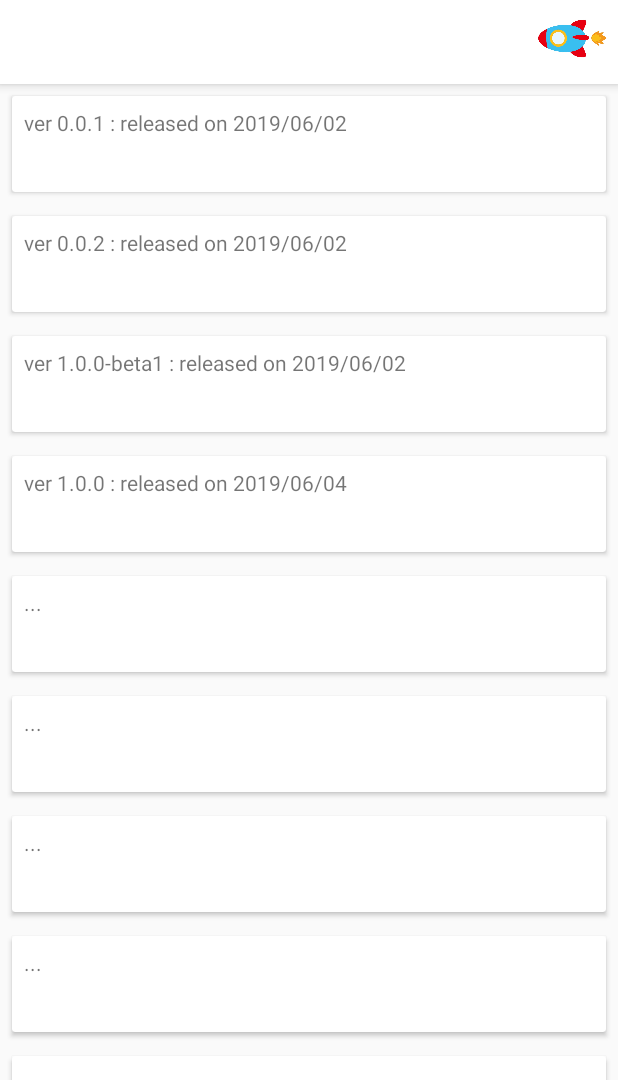
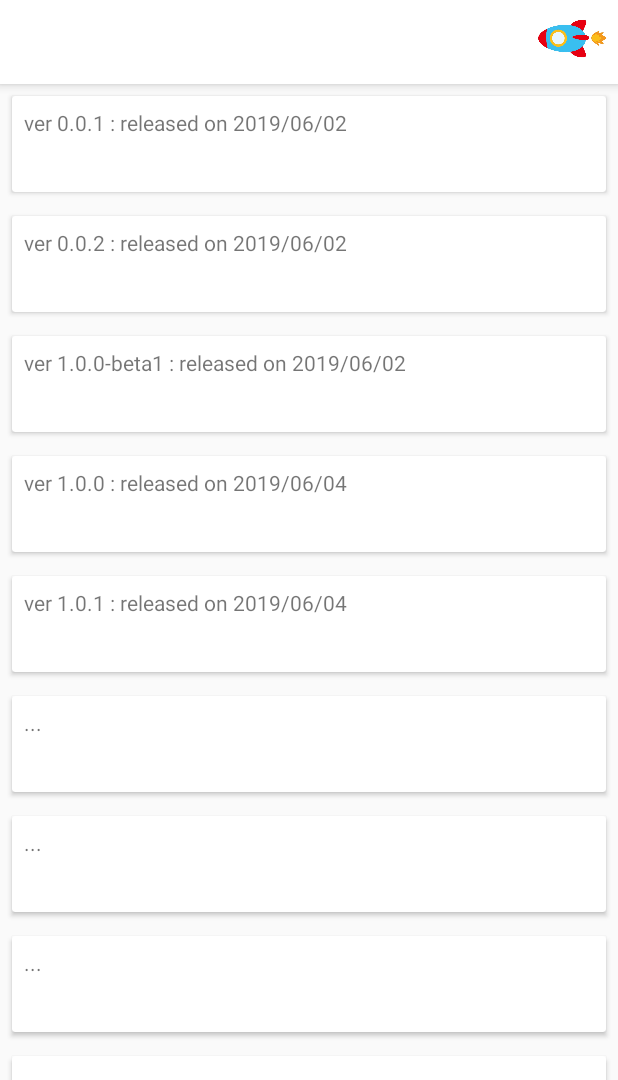
Before and after one commit to rwadada/AnimateAppBarLayout, an Android app: the screen it shows after launch (MainActivity), on a phone screen of 412 x 824 dp, the part 156-1236 px from its top. Run offline under Robolectric (Android 15) with nearby library versions, the phone set to English and light mode, and no system bars.

Commit message:
update example app

```diff
--- a/example/src/main/java/com/example/animateappbarlayout/MainActivity.kt
+++ b/example/src/main/java/com/example/animateappbarlayout/MainActivity.kt
@@ -15,7 +15,7 @@ class MainActivity : AppCompatActivity() {
         "ver 0.0.2 : released on 2019/06/02",
         "ver 1.0.0-beta1 : released on 2019/06/02",
         "ver 1.0.0 : released on 2019/06/04",
-        "...",
+        "ver 1.0.1 : released on 2019/06/04",
         "...",
         "...",
         "...",
```
